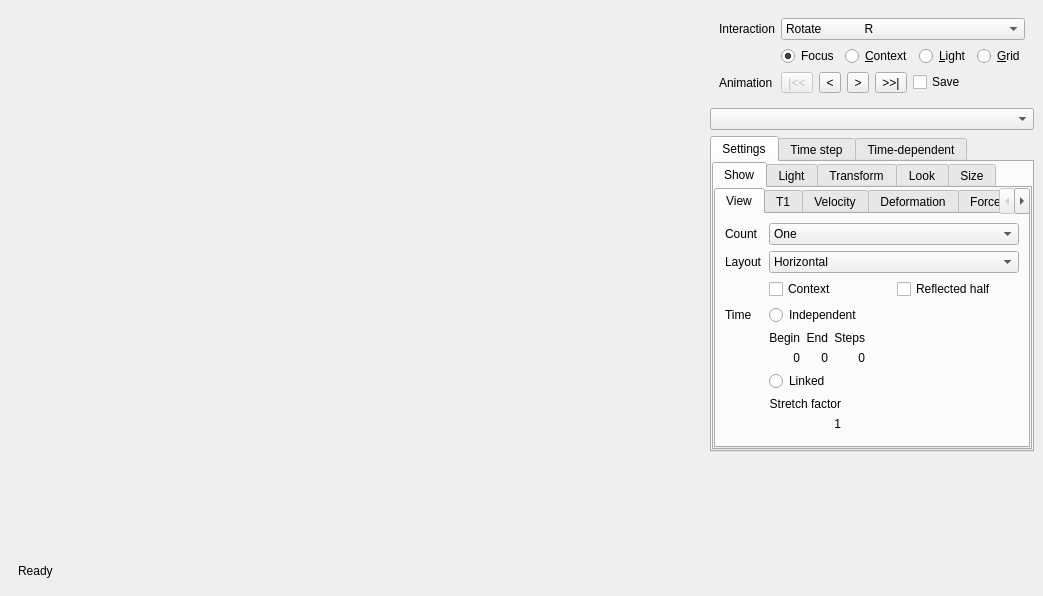
This is MainWindow.ui in danlipsa/foamvis as Qt 5 draws it before an edit. The edited form follows.
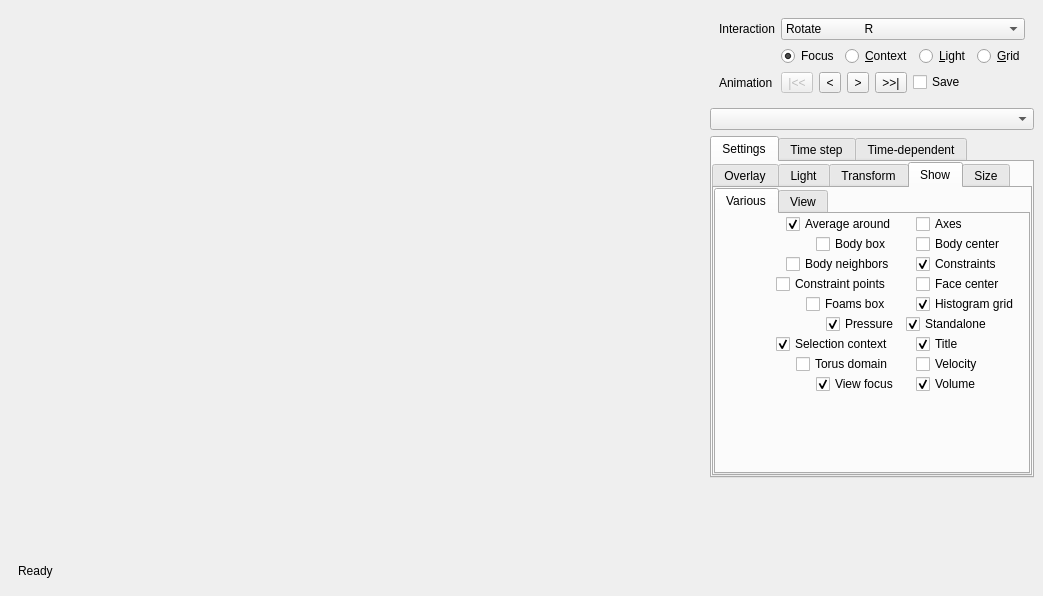
This is the edited form. The open tabs and pages were chosen to show the change. Custom widgets are drawn as their Qt base class.

Patch:
```diff
--- a/MainWindow.ui
+++ b/MainWindow.ui
@@ -323,9 +323,9 @@
              <property name="currentIndex">
               <number>2</number>
              </property>
-             <widget class="QWidget" name="tabShow">
+             <widget class="QWidget" name="tabOverlay">
               <attribute name="title">
-               <string>Show</string>
+               <string>Overlay</string>
               </attribute>
               <layout class="QVBoxLayout" name="verticalLayout_5">
                <property name="spacing">
@@ -339,269 +339,6 @@
                  <property name="currentIndex">
                   <number>2</number>
                  </property>
-                 <widget class="QWidget" name="tabView">
-                  <attribute name="title">
-                   <string>View</string>
-                  </attribute>
-                  <layout class="QFormLayout" name="formLayout_4">
-                   <item row="0" column="0">
-                    <widget class="QLabel" name="labelViewCount">
-                     <property name="text">
-                      <string>Count</string>
-                     </property>
-                    </widget>
-                   </item>
-                   <item row="0" column="1">
-                    <widget class="QComboBox" name="comboBoxViewCount">
-                     <item>
-                      <property name="text">
-                       <string>One</string>
-                      </property>
-                     </item>
-                     <item>
-                      <property name="text">
-                       <string>Two</string>
-                      </property>
-                     </item>
-                     <item>
-                      <property name="text">
-                       <string>Three</string>
-                      </property>
-                     </item>
-                     <item>
-                      <property name="text">
-                       <string>Four</string>
-                      </property>
-                     </item>
-                    </widget>
-                   </item>
-                   <item row="1" column="0">
-                    <widget class="QLabel" name="labelViewLayout">
-                     <property name="text">
-                      <string>Layout</string>
-                     </property>
-                    </widget>
-                   </item>
-                   <item row="1" column="1">
-                    <widget class="QComboBox" name="comboBoxViewLayout">
-                     <item>
-                      <property name="text">
-                       <string>Horizontal</string>
-                      </property>
-                     </item>
-                     <item>
-                      <property name="text">
-                       <string>Vertical</string>
-                      </property>
-                     </item>
-                    </widget>
-                   </item>
-                   <item row="2" column="1">
-                    <widget class="QWidget" name="widget_17" native="true">
-                     <layout class="QHBoxLayout" name="horizontalLayout_19">
-                      <property name="margin">
-                       <number>0</number>
-                      </property>
-                      <item>
-                       <widget class="QCheckBox" name="checkBoxContextView">
-                        <property name="text">
-                         <string>Context</string>
-                        </property>
-                       </widget>
-                      </item>
-                      <item>
-                       <widget class="QCheckBox" name="checkBoxReflectedHalfView">
-                        <property name="text">
-                         <string>Reflected half</string>
-                        </property>
-                       </widget>
-                      </item>
-                     </layout>
-                    </widget>
-                   </item>
-                   <item row="3" column="0">
-                    <widget class="QLabel" name="label_32">
-                     <property name="text">
-                      <string>Time</string>
-                     </property>
-                    </widget>
-                   </item>
-                   <item row="3" column="1">
-                    <widget class="QRadioButton" name="radioButtonTimeIndependent">
-                     <property name="text">
-                      <string>Independent</string>
-                     </property>
-                     <attribute name="buttonGroup">
-                      <string>buttonGroupTimeLinkage</string>
-                     </attribute>
-                    </widget>
-                   </item>
-                   <item row="4" column="1">
-                    <widget class="QWidget" name="widget_16" native="true">
-                     <layout class="QHBoxLayout" name="horizontalLayout_13">
-                      <property name="margin">
-                       <number>0</number>
-                      </property>
-                      <item>
-                       <widget class="QWidget" name="widget_14" native="true">
-                        <layout class="QGridLayout" name="gridLayout_3">
-                         <property name="sizeConstraint">
-                          <enum>QLayout::SetDefaultConstraint</enum>
-                         </property>
-                         <property name="margin">
-                          <number>0</number>
-                         </property>
-                         <item row="0" column="0">
-                          <widget class="QLabel" name="label_37">
-                           <property name="text">
-                            <string>Begin</string>
-                           </property>
-                           <property name="alignment">
-                            <set>Qt::AlignRight|Qt::AlignTrailing|Qt::AlignVCenter</set>
-                           </property>
-                          </widget>
-                         </item>
-                         <item row="0" column="1">
-                          <widget class="QLabel" name="label_38">
-                           <property name="text">
-                            <string>End</string>
-                           </property>
-                           <property name="alignment">
-                            <set>Qt::AlignRight|Qt::AlignTrailing|Qt::AlignVCenter</set>
-                           </property>
-                          </widget>
-                         </item>
-                         <item row="0" column="2">
-                          <widget class="QLabel" name="label_39">
-                           <property name="text">
-                            <string>Steps</string>
-                           </property>
-                           <property name="alignment">
-                            <set>Qt::AlignRight|Qt::AlignTrailing|Qt::AlignVCenter</set>
-                           </property>
-                          </widget>
-                         </item>
-                         <item row="1" column="0">
-                          <widget class="QLabel" name="labelLinkedTimeBegin">
-                           <property name="text">
-                            <string>0</string>
-                           </property>
-                           <property name="alignment">
-                            <set>Qt::AlignRight|Qt::AlignTrailing|Qt::AlignVCenter</set>
-                           </property>
-                          </widget>
-                         </item>
-                         <item row="1" column="1">
-                          <widget class="QLabel" name="labelLinkedTimeEnd">
-                           <property name="text">
-                            <string>0</string>
-                           </property>
-                           <property name="alignment">
-                            <set>Qt::AlignRight|Qt::AlignTrailing|Qt::AlignVCenter</set>
-                           </property>
-                          </widget>
-                         </item>
-                         <item row="1" column="2">
-                          <widget class="QLabel" name="labelLinkedTimeSteps">
-                           <property name="text">
-                            <string>0</string>
-                           </property>
-                           <property name="alignment">
-                            <set>Qt::AlignRight|Qt::AlignTrailing|Qt::AlignVCenter</set>
-                           </property>
-                          </widget>
-                         </item>
-                        </layout>
-                       </widget>
-                      </item>
-                      <item>
-                       <spacer name="horizontalSpacer_2">
-                        <property name="orientation">
-                         <enum>Qt::Horizontal</enum>
-                        </property>
-                        <property name="sizeHint" stdset="0">
-                         <size>
-                          <width>40</width>
-                          <height>20</height>
-                         </size>
-                        </property>
-                       </spacer>
-                      </item>
-                     </layout>
-                    </widget>
-                   </item>
-                   <item row="5" column="1">
-                    <widget class="QRadioButton" name="radioButtonTimeLinked">
-                     <property name="text">
-                      <string>Linked</string>
-                     </property>
-                     <property name="checkable">
-                      <bool>true</bool>
-                     </property>
-                     <property name="checked">
-                      <bool>false</bool>
-                     </property>
-                     <attribute name="buttonGroup">
-                      <string>buttonGroupTimeLinkage</string>
-                     </attribute>
-                    </widget>
-                   </item>
-                   <item row="6" column="1">
-                    <widget class="QWidget" name="widget_15" native="true">
-                     <layout class="QHBoxLayout" name="horizontalLayout_11">
-                      <property name="margin">
-                       <number>0</number>
-                      </property>
-                      <item>
-                       <widget class="QWidget" name="widget_3" native="true">
-                        <layout class="QGridLayout" name="gridLayout_2">
-                         <property name="sizeConstraint">
-                          <enum>QLayout::SetDefaultConstraint</enum>
-                         </property>
-                         <property name="margin">
-                          <number>0</number>
-                         </property>
-                         <item row="0" column="0">
-                          <widget class="QLabel" name="label_35">
-                           <property name="text">
-                            <string>Stretch factor</string>
-                           </property>
-                           <property name="alignment">
-                            <set>Qt::AlignRight|Qt::AlignTrailing|Qt::AlignVCenter</set>
-                           </property>
-                          </widget>
-                         </item>
-                         <item row="1" column="0">
-                          <widget class="QLabel" name="labelLinkedTimeStepStretch">
-                           <property name="text">
-                            <string>1</string>
-                           </property>
-                           <property name="alignment">
-                            <set>Qt::AlignRight|Qt::AlignTrailing|Qt::AlignVCenter</set>
-                           </property>
-                          </widget>
-                         </item>
-                        </layout>
-                       </widget>
-                      </item>
-                      <item>
-                       <spacer name="horizontalSpacer">
-                        <property name="orientation">
-                         <enum>Qt::Horizontal</enum>
-                        </property>
-                        <property name="sizeHint" stdset="0">
-                         <size>
-                          <width>40</width>
-                          <height>20</height>
-                         </size>
-                        </property>
-                       </spacer>
-                      </item>
-                     </layout>
-                    </widget>
-                   </item>
-                  </layout>
-                 </widget>
                  <widget class="QWidget" name="tabT1">
                   <attribute name="title">
                    <string>T1</string>
@@ -825,65 +562,6 @@
                    </item>
                   </layout>
                  </widget>
-                 <widget class="QWidget" name="tabOther">
-                  <attribute name="title">
-                   <string>Other</string>
-                  </attribute>
-                  <layout class="QFormLayout" name="formLayout_11">
-                   <property name="fieldGrowthPolicy">
-                    <enum>QFormLayout::AllNonFixedFieldsGrow</enum>
-                   </property>
-                   <item row="0" column="0">
-                    <widget class="QCheckBox" name="checkBoxFaceCenter">
-                     <property name="text">
-                      <string>Face center</string>
-                     </property>
-                    </widget>
-                   </item>
-                   <item row="0" column="1">
-                    <widget class="QCheckBox" name="checkBoxBodyCenter">
-                     <property name="text">
-                      <string>Body center</string>
-                     </property>
-                    </widget>
-                   </item>
-                   <item row="1" column="0">
-                    <widget class="QCheckBox" name="checkBoxBodiesBoundingBoxes">
-                     <property name="text">
-                      <string>Body box</string>
-                     </property>
-                    </widget>
-                   </item>
-                   <item row="1" column="1">
-                    <widget class="QCheckBox" name="checkBoxBoundingBox">
-                     <property name="text">
-                      <string>Foams box</string>
-                     </property>
-                    </widget>
-                   </item>
-                   <item row="2" column="0">
-                    <widget class="QCheckBox" name="checkBoxTorusOriginalDomain">
-                     <property name="text">
-                      <string>Torus domain</string>
-                     </property>
-                    </widget>
-                   </item>
-                   <item row="2" column="1">
-                    <widget class="QCheckBox" name="checkBoxAxes">
-                     <property name="text">
-                      <string>Axes</string>
-                     </property>
-                    </widget>
-                   </item>
-                   <item row="3" column="0">
-                    <widget class="QCheckBox" name="checkBoxBodyNeighbors">
-                     <property name="text">
-                      <string>Body neighbors</string>
-                     </property>
-                    </widget>
-                   </item>
-                  </layout>
-                 </widget>
                 </widget>
                </item>
               </layout>
@@ -1330,103 +1008,495 @@
                </item>
               </layout>
              </widget>
-             <widget class="QWidget" name="tabLook">
+             <widget class="QWidget" name="tabShow">
               <attribute name="title">
-               <string>Look</string>
+               <string>Show</string>
               </attribute>
-              <layout class="QFormLayout" name="formLayout_2">
-               <item row="0" column="0">
-                <widget class="QCheckBox" name="checkBoxHistogramGridShown">
-                 <property name="text">
-                  <string>Histogram grid</string>
+              <layout class="QVBoxLayout" name="verticalLayout_6">
+               <property name="margin">
+                <number>0</number>
+               </property>
+               <item>
+                <widget class="QTabWidget" name="tabWidgetVariousAndView">
+                 <property name="currentIndex">
+                  <number>1</number>
                  </property>
-                 <property name="checked">
-                  <bool>true</bool>
-                 </property>
-                </widget>
-               </item>
-               <item row="1" column="0">
-                <widget class="QCheckBox" name="checkBoxAverageAroundMarked">
-                 <property name="text">
-                  <string>Average around marked</string>
-                 </property>
-                 <property name="checked">
-                  <bool>true</bool>
-                 </property>
-                </widget>
-               </item>
-               <item row="2" column="0">
-                <widget class="QCheckBox" name="checkBoxMissingPressureShown">
-                 <property name="text">
-                  <string>Pressure shown</string>
-                 </property>
-                 <property name="checked">
-                  <bool>true</bool>
-                 </property>
-                </widget>
-               </item>
-               <item row="3" column="0">
-                <widget class="QCheckBox" name="checkBoxMissingVolumeShown">
-                 <property name="text">
-                  <string>Volume shown</string>
-                 </property>
-                 <property name="checked">
-                  <bool>true</bool>
-                 </property>
-                </widget>
-               </item>
-               <item row="0" column="1">
-                <widget class="QCheckBox" name="checkBoxTitleShown">
-                 <property name="text">
-                  <string>Title</string>
-                 </property>
-                 <property name="checked">
-                  <bool>true</bool>
-                 </property>
-                </widget>
-               </item>
-               <item row="1" column="1">
-                <widget class="QCheckBox" name="checkBoxStandaloneElementsShown">
-                 <property name="text">
-                  <string>Standalone</string>
-                 </property>
-                 <property name="checked">
-                  <bool>true</bool>
-                 </property>
-                </widget>
-               </item>
-               <item row="2" column="1">
-                <widget class="QCheckBox" name="checkBoxContextHidden">
-                 <property name="text">
-                  <string>Context hidden</string>
-                 </property>
-                </widget>
-               </item>
-               <item row="3" column="1">
-                <widget class="QCheckBox" name="checkBoxViewFocusShown">
-                 <property name="text">
-                  <string>View focus</string>
-                 </property>
-                 <property name="checked">
-                  <bool>true</bool>
-                 </property>
-                </widget>
-               </item>
-               <item row="4" column="0">
-                <widget class="QCheckBox" name="checkBoxConstraints">
-                 <property name="text">
-                  <string>Constraints</string>
-                 </property>
-                 <property name="checked">
-                  <bool>true</bool>
-                 </property>
-                </widget>
-               </item>
-               <item row="4" column="1">
-                <widget class="QCheckBox" name="checkBoxConstraintPoints">
-                 <property name="text">
-                  <string>Constraint points</string>
-                 </property>
+                 <widget class="QWidget" name="tabVarious">
+                  <attribute name="title">
+                   <string>Various</string>
+                  </attribute>
+                  <widget class="QCheckBox" name="checkBoxAverageAroundMarked">
+                   <property name="geometry">
+                    <rect>
+                     <x>70</x>
+                     <y>0</y>
+                     <width>125</width>
+                     <height>20</height>
+                    </rect>
+                   </property>
+                   <property name="text">
+                    <string>Average around</string>
+                   </property>
+                   <property name="checked">
+                    <bool>true</bool>
+                   </property>
+                  </widget>
+                  <widget class="QCheckBox" name="checkBoxAxes">
+                   <property name="geometry">
+                    <rect>
+                     <x>200</x>
+                     <y>0</y>
+                     <width>56</width>
+                     <height>20</height>
+                    </rect>
+                   </property>
+                   <property name="text">
+                    <string>Axes</string>
+                   </property>
+                  </widget>
+                  <widget class="QCheckBox" name="checkBoxBodiesBoundingBoxes">
+                   <property name="geometry">
+                    <rect>
+                     <x>100</x>
+                     <y>20</y>
+                     <width>84</width>
+                     <height>20</height>
+                    </rect>
+                   </property>
+                   <property name="text">
+                    <string>Body box</string>
+                   </property>
+                  </widget>
+                  <widget class="QCheckBox" name="checkBoxBodyCenter">
+                   <property name="geometry">
+                    <rect>
+                     <x>200</x>
+                     <y>20</y>
+                     <width>100</width>
+                     <height>20</height>
+                    </rect>
+                   </property>
+                   <property name="text">
+                    <string>Body center</string>
+                   </property>
+                  </widget>
+                  <widget class="QCheckBox" name="checkBoxBodyNeighbors">
+                   <property name="geometry">
+                    <rect>
+                     <x>70</x>
+                     <y>40</y>
+                     <width>123</width>
+                     <height>20</height>
+                    </rect>
+                   </property>
+                   <property name="text">
+                    <string>Body neighbors</string>
+                   </property>
+                  </widget>
+                  <widget class="QCheckBox" name="checkBoxConstraints">
+                   <property name="geometry">
+                    <rect>
+                     <x>200</x>
+                     <y>40</y>
+                     <width>98</width>
+                     <height>20</height>
+                    </rect>
+                   </property>
+                   <property name="text">
+                    <string>Constraints</string>
+                   </property>
+                   <property name="checked">
+                    <bool>true</bool>
+                   </property>
+                  </widget>
+                  <widget class="QCheckBox" name="checkBoxConstraintPoints">
+                   <property name="geometry">
+                    <rect>
+                     <x>60</x>
+                     <y>60</y>
+                     <width>135</width>
+                     <height>20</height>
+                    </rect>
+                   </property>
+                   <property name="text">
+                    <string>Constraint points</string>
+                   </property>
+                  </widget>
+                  <widget class="QCheckBox" name="checkBoxFaceCenter">
+                   <property name="geometry">
+                    <rect>
+                     <x>200</x>
+                     <y>60</y>
+                     <width>98</width>
+                     <height>20</height>
+                    </rect>
+                   </property>
+                   <property name="text">
+                    <string>Face center</string>
+                   </property>
+                  </widget>
+                  <widget class="QCheckBox" name="checkBoxBoundingBox">
+                   <property name="geometry">
+                    <rect>
+                     <x>90</x>
+                     <y>80</y>
+                     <width>95</width>
+                     <height>20</height>
+                    </rect>
+                   </property>
+                   <property name="text">
+                    <string>Foams box</string>
+                   </property>
+                  </widget>
+                  <widget class="QCheckBox" name="checkBoxHistogramGridShown">
+                   <property name="geometry">
+                    <rect>
+                     <x>200</x>
+                     <y>80</y>
+                     <width>120</width>
+                     <height>20</height>
+                    </rect>
+                   </property>
+                   <property name="text">
+                    <string>Histogram grid</string>
+                   </property>
+                   <property name="checked">
+                    <bool>true</bool>
+                   </property>
+                  </widget>
+                  <widget class="QCheckBox" name="checkBoxMissingPressureShown">
+                   <property name="geometry">
+                    <rect>
+                     <x>110</x>
+                     <y>100</y>
+                     <width>79</width>
+                     <height>20</height>
+                    </rect>
+                   </property>
+                   <property name="text">
+                    <string>Pressure</string>
+                   </property>
+                   <property name="checked">
+                    <bool>true</bool>
+                   </property>
+                  </widget>
+                  <widget class="QCheckBox" name="checkBoxStandaloneElementsShown">
+                   <property name="geometry">
+                    <rect>
+                     <x>190</x>
+                     <y>100</y>
+                     <width>95</width>
+                     <height>20</height>
+                    </rect>
+                   </property>
+                   <property name="text">
+                    <string>Standalone</string>
+                   </property>
+                   <property name="checked">
+                    <bool>true</bool>
+                   </property>
+                  </widget>
+                  <widget class="QCheckBox" name="checkBoxSelectionContextShown">
+                   <property name="geometry">
+                    <rect>
+                     <x>60</x>
+                     <y>120</y>
+                     <width>134</width>
+                     <height>20</height>
+                    </rect>
+                   </property>
+                   <property name="text">
+                    <string>Selection context</string>
+                   </property>
+                   <property name="checked">
+                    <bool>true</bool>
+                   </property>
+                  </widget>
+                  <widget class="QCheckBox" name="checkBoxTitleShown">
+                   <property name="geometry">
+                    <rect>
+                     <x>200</x>
+                     <y>120</y>
+                     <width>53</width>
+                     <height>20</height>
+                    </rect>
+                   </property>
+                   <property name="text">
+                    <string>Title</string>
+                   </property>
+                   <property name="checked">
+                    <bool>true</bool>
+                   </property>
+                  </widget>
+                  <widget class="QCheckBox" name="checkBoxTorusOriginalDomain">
+                   <property name="geometry">
+                    <rect>
+                     <x>80</x>
+                     <y>140</y>
+                     <width>113</width>
+                     <height>20</height>
+                    </rect>
+                   </property>
+                   <property name="text">
+                    <string>Torus domain</string>
+                   </property>
+                  </widget>
+                  <widget class="QCheckBox" name="checkBox">
+                   <property name="geometry">
+                    <rect>
+                     <x>200</x>
+                     <y>140</y>
+                     <width>75</width>
+                     <height>20</height>
+                    </rect>
+                   </property>
+                   <property name="text">
+                    <string>Velocity</string>
+                   </property>
+                  </widget>
+                  <widget class="QCheckBox" name="checkBoxViewFocusShown">
+                   <property name="geometry">
+                    <rect>
+                     <x>100</x>
+                     <y>160</y>
+                     <width>93</width>
+                     <height>20</height>
+                    </rect>
+                   </property>
+                   <property name="text">
+                    <string>View focus</string>
+                   </property>
+                   <property name="checked">
+                    <bool>true</bool>
+                   </property>
+                  </widget>
+                  <widget class="QCheckBox" name="checkBoxMissingVolumeShown">
+                   <property name="geometry">
+                    <rect>
+                     <x>200</x>
+                     <y>160</y>
+                     <width>73</width>
+                     <height>20</height>
+                    </rect>
+                   </property>
+                   <property name="text">
+                    <string>Volume</string>
+                   </property>
+                   <property name="checked">
+                    <bool>true</bool>
+                   </property>
+                  </widget>
+                 </widget>
+                 <widget class="QWidget" name="tabView_2">
+                  <attribute name="title">
+                   <string>View</string>
+                  </attribute>
+                  <layout class="QFormLayout" name="formLayout_2">
+                   <item row="0" column="0">
+                    <widget class="QLabel" name="labelViewCount">
+                     <property name="text">
+                      <string>Count</string>
+                     </property>
+                    </widget>
+                   </item>
+                   <item row="0" column="1">
+                    <widget class="QComboBox" name="comboBoxViewCount">
+                     <item>
+                      <property name="text">
+                       <string>One</string>
+                      </property>
+                     </item>
+                     <item>
+                      <property name="text">
+                       <string>Two</string>
+                      </property>
+                     </item>
+                     <item>
+                      <property name="text">
+                       <string>Three</string>
+                      </property>
+                     </item>
+                     <item>
+                      <property name="text">
+                       <string>Four</string>
+                      </property>
+                     </item>
+                    </widget>
+                   </item>
+                   <item row="1" column="0">
+                    <widget class="QLabel" name="labelViewLayout">
+                     <property name="text">
+                      <string>Layout</string>
+                     </property>
+                    </widget>
+                   </item>
+                   <item row="1" column="1">
+                    <widget class="QComboBox" name="comboBoxViewLayout">
+                     <item>
+                      <property name="text">
+                       <string>Horizontal</string>
+                      </property>
+                     </item>
+                     <item>
+                      <property name="text">
+                       <string>Vertical</string>
+                      </property>
+                     </item>
+                    </widget>
+                   </item>
+                   <item row="3" column="1">
+                    <widget class="QCheckBox" name="checkBoxReflectedHalfView">
+                     <property name="text">
+                      <string>Reflected half</string>
+                     </property>
+                    </widget>
+                   </item>
+                   <item row="4" column="0">
+                    <widget class="QLabel" name="label_32">
+                     <property name="text">
+                      <string>Time</string>
+                     </property>
+                    </widget>
+                   </item>
+                   <item row="2" column="1">
+                    <widget class="QCheckBox" name="checkBoxContextView">
+                     <property name="text">
+                      <string>Context</string>
+                     </property>
+                    </widget>
+                   </item>
+                   <item row="4" column="1">
+                    <widget class="QRadioButton" name="radioButtonTimeIndependent">
+                     <property name="text">
+                      <string>Independent</string>
+                     </property>
+                     <attribute name="buttonGroup">
+                      <string>buttonGroupTimeLinkage</string>
+                     </attribute>
+                    </widget>
+                   </item>
+                   <item row="5" column="1">
+                    <widget class="QWidget" name="widget_14" native="true">
+                     <layout class="QGridLayout" name="gridLayout_3">
+                      <property name="sizeConstraint">
+                       <enum>QLayout::SetDefaultConstraint</enum>
+                      </property>
+                      <property name="margin">
+                       <number>0</number>
+                      </property>
+                      <item row="0" column="0">
+                       <widget class="QLabel" name="label_37">
+                        <property name="text">
+                         <string>Begin</string>
+                        </property>
+                        <property name="alignment">
+                         <set>Qt::AlignRight|Qt::AlignTrailing|Qt::AlignVCenter</set>
+                        </property>
+                       </widget>
+                      </item>
+                      <item row="0" column="1">
+                       <widget class="QLabel" name="label_38">
+                        <property name="text">
+                         <string>End</string>
+                        </property>
+                        <property name="alignment">
+                         <set>Qt::AlignRight|Qt::AlignTrailing|Qt::AlignVCenter</set>
+                        </property>
+                       </widget>
+                      </item>
+                      <item row="0" column="2">
+                       <widget class="QLabel" name="label_39">
+                        <property name="text">
+                         <string>Steps</string>
+                        </property>
+                        <property name="alignment">
+                         <set>Qt::AlignRight|Qt::AlignTrailing|Qt::AlignVCenter</set>
+                        </property>
+                       </widget>
+                      </item>
+                      <item row="1" column="0">
+                       <widget class="QLabel" name="labelLinkedTimeBegin">
+                        <property name="text">
+                         <string>0</string>
+                        </property>
+                        <property name="alignment">
+                         <set>Qt::AlignRight|Qt::AlignTrailing|Qt::AlignVCenter</set>
+                        </property>
+                       </widget>
+                      </item>
+                      <item row="1" column="1">
+                       <widget class="QLabel" name="labelLinkedTimeEnd">
+                        <property name="text">
+                         <string>0</string>
+                        </property>
+                        <property name="alignment">
+                         <set>Qt::AlignRight|Qt::AlignTrailing|Qt::AlignVCenter</set>
+                        </property>
+                       </widget>
+                      </item>
+                      <item row="1" column="2">
+                       <widget class="QLabel" name="labelLinkedTimeSteps">
+                        <property name="text">
+                         <string>0</string>
+                        </property>
+                        <property name="alignment">
+                         <set>Qt::AlignRight|Qt::AlignTrailing|Qt::AlignVCenter</set>
+                        </property>
+                       </widget>
+                      </item>
+                     </layout>
+                    </widget>
+                   </item>
+                   <item row="6" column="1">
+                    <widget class="QRadioButton" name="radioButtonTimeLinked">
+                     <property name="text">
+                      <string>Linked</string>
+                     </property>
+                     <property name="checkable">
+                      <bool>true</bool>
+                     </property>
+                     <property name="checked">
+                      <bool>false</bool>
+                     </property>
+                     <attribute name="buttonGroup">
+                      <string>buttonGroupTimeLinkage</string>
+                     </attribute>
+                    </widget>
+                   </item>
+                   <item row="8" column="1">
+                    <widget class="QWidget" name="widget_3" native="true">
+                     <layout class="QGridLayout" name="gridLayout_2">
+                      <property name="sizeConstraint">
+                       <enum>QLayout::SetDefaultConstraint</enum>
+                      </property>
+                      <property name="margin">
+                       <number>0</number>
+                      </property>
+                      <item row="0" column="0">
+                       <widget class="QLabel" name="label_35">
+                        <property name="text">
+                         <string>Stretch factor</string>
+                        </property>
+                        <property name="alignment">
+                         <set>Qt::AlignRight|Qt::AlignTrailing|Qt::AlignVCenter</set>
+                        </property>
+                       </widget>
+                      </item>
+                      <item row="1" column="0">
+                       <widget class="QLabel" name="labelLinkedTimeStepStretch">
+                        <property name="text">
+                         <string>1</string>
+                        </property>
+                        <property name="alignment">
+                         <set>Qt::AlignRight|Qt::AlignTrailing|Qt::AlignVCenter</set>
+                        </property>
+                       </widget>
+                      </item>
+                     </layout>
+                    </widget>
+                   </item>
+                  </layout>
+                 </widget>
                 </widget>
                </item>
               </layout>
```
Left out of the diff: 178 changed lines with no effect on the pictures.
